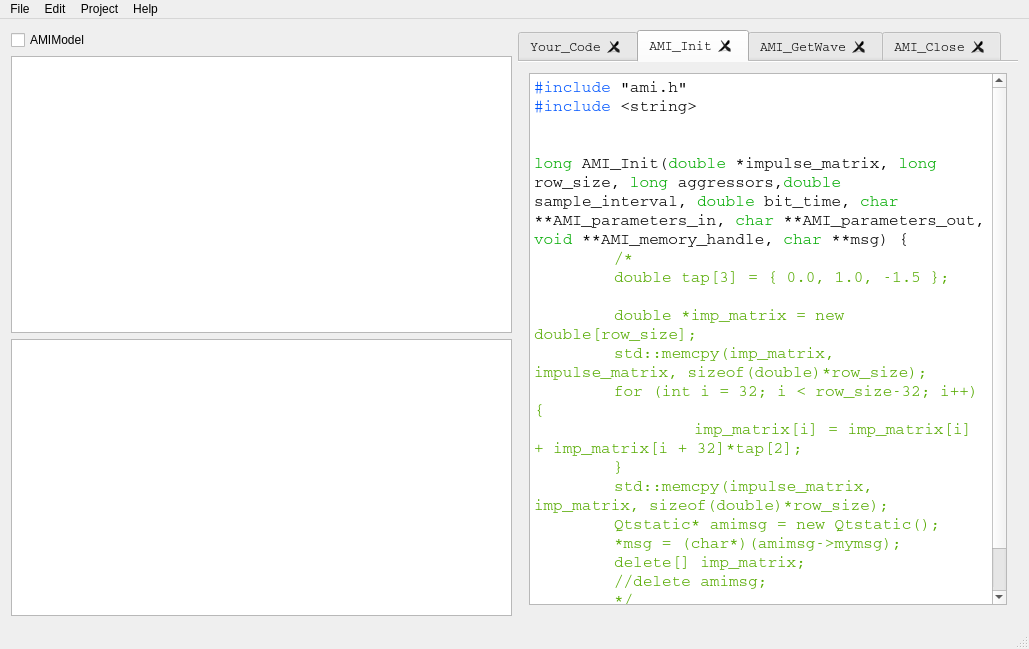
First picture: the form in mainwindow.ui, repository WXY163/ezAMI, before the edit.
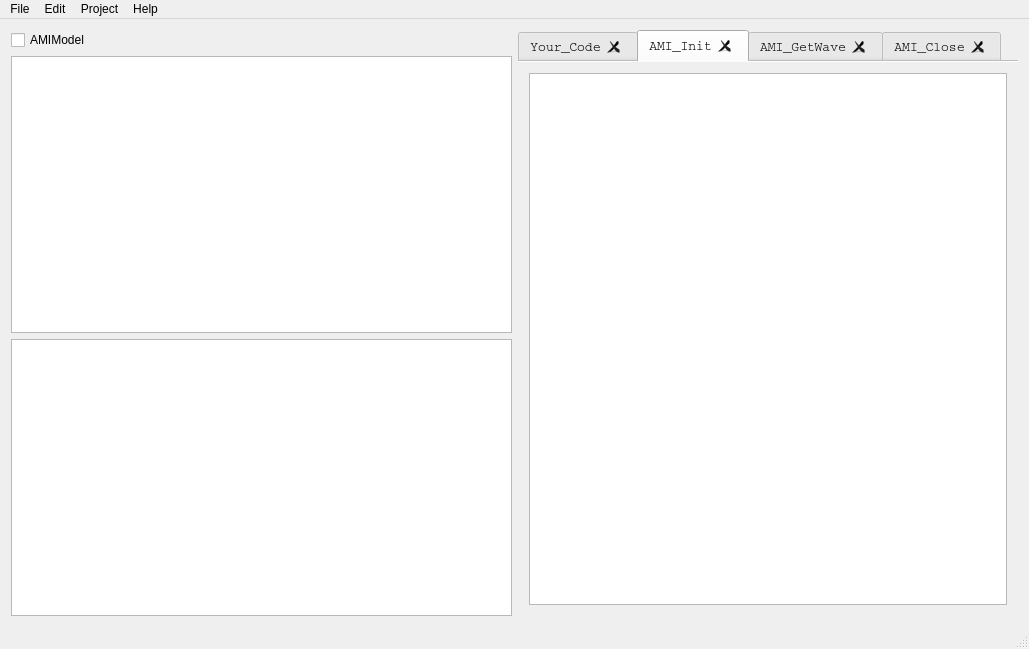
Second picture: the form after the edit. The open tabs and pages were chosen to show the change.

```diff
--- a/mainwindow.ui
+++ b/mainwindow.ui
@@ -95,27 +95,7 @@
 &lt;html&gt;&lt;head&gt;&lt;meta name=&quot;qrichtext&quot; content=&quot;1&quot; /&gt;&lt;style type=&quot;text/css&quot;&gt;
 p, li { white-space: pre-wrap; }
 &lt;/style&gt;&lt;/head&gt;&lt;body style=&quot; font-family:'Courier'; font-size:10pt; font-weight:400; font-style:normal;&quot;&gt;
-&lt;p style=&quot; margin-top:0px; margin-bottom:0px; margin-left:0px; margin-right:0px; -qt-block-indent:0; text-indent:0px;&quot;&gt;&lt;span style=&quot; font-family:'MS Shell Dlg 2'; font-size:12pt; color:#0055ff;&quot;&gt;#include&lt;/span&gt;&lt;span style=&quot; font-family:'MS Shell Dlg 2'; font-size:12pt;&quot;&gt; &amp;quot;ami.h&amp;quot;&lt;/span&gt;&lt;/p&gt;
-&lt;p style=&quot; margin-top:0px; margin-bottom:0px; margin-left:0px; margin-right:0px; -qt-block-indent:0; text-indent:0px;&quot;&gt;&lt;span style=&quot; font-family:'MS Shell Dlg 2'; font-size:12pt; color:#0055ff;&quot;&gt;#include&lt;/span&gt;&lt;span style=&quot; font-family:'MS Shell Dlg 2'; font-size:12pt;&quot;&gt; &amp;lt;string&amp;gt;&lt;/span&gt;&lt;/p&gt;
-&lt;p style=&quot;-qt-paragraph-type:empty; margin-top:0px; margin-bottom:0px; margin-left:0px; margin-right:0px; -qt-block-indent:0; text-indent:0px; font-family:'MS Shell Dlg 2'; font-size:12pt;&quot;&gt;&lt;br /&gt;&lt;/p&gt;
-&lt;p style=&quot;-qt-paragraph-type:empty; margin-top:0px; margin-bottom:0px; margin-left:0px; margin-right:0px; -qt-block-indent:0; text-indent:0px; font-family:'MS Shell Dlg 2'; font-size:12pt;&quot;&gt;&lt;br /&gt;&lt;/p&gt;
-&lt;p style=&quot; margin-top:0px; margin-bottom:0px; margin-left:0px; margin-right:0px; -qt-block-indent:0; text-indent:0px;&quot;&gt;&lt;span style=&quot; font-family:'MS Shell Dlg 2'; font-size:12pt; color:#00aa00;&quot;&gt;long&lt;/span&gt;&lt;span style=&quot; font-family:'MS Shell Dlg 2'; font-size:12pt;&quot;&gt; AMI_Init(&lt;/span&gt;&lt;span style=&quot; font-family:'MS Shell Dlg 2'; font-size:12pt; color:#00aa00;&quot;&gt;double&lt;/span&gt;&lt;span style=&quot; font-family:'MS Shell Dlg 2'; font-size:12pt;&quot;&gt; *impulse_matrix, &lt;/span&gt;&lt;span style=&quot; font-family:'MS Shell Dlg 2'; font-size:12pt; color:#00aa00;&quot;&gt;long&lt;/span&gt;&lt;span style=&quot; font-family:'MS Shell Dlg 2'; font-size:12pt;&quot;&gt; row_size, &lt;/span&gt;&lt;span style=&quot; font-family:'MS Shell Dlg 2'; font-size:12pt; color:#00aa00;&quot;&gt;long&lt;/span&gt;&lt;span style=&quot; font-family:'MS Shell Dlg 2'; font-size:12pt;&quot;&gt; aggressors,&lt;/span&gt;&lt;span style=&quot; font-family:'MS Shell Dlg 2'; font-size:12pt; color:#00aa00;&quot;&gt;double&lt;/span&gt;&lt;span style=&quot; font-family:'MS Shell Dlg 2'; font-size:12pt;&quot;&gt; sample_interval, &lt;/span&gt;&lt;span style=&quot; font-family:'MS Shell Dlg 2'; font-size:12pt; color:#00aa00;&quot;&gt;double&lt;/span&gt;&lt;span style=&quot; font-family:'MS Shell Dlg 2'; font-size:12pt;&quot;&gt; bit_time, &lt;/span&gt;&lt;span style=&quot; font-family:'MS Shell Dlg 2'; font-size:12pt; color:#00aa00;&quot;&gt;char&lt;/span&gt;&lt;span style=&quot; font-family:'MS Shell Dlg 2'; font-size:12pt;&quot;&gt; **AMI_parameters_in, &lt;/span&gt;&lt;span style=&quot; font-family:'MS Shell Dlg 2'; font-size:12pt; color:#00aa00;&quot;&gt;char&lt;/span&gt;&lt;span style=&quot; font-family:'MS Shell Dlg 2'; font-size:12pt;&quot;&gt; **AMI_parameters_out, &lt;/span&gt;&lt;span style=&quot; font-family:'MS Shell Dlg 2'; font-size:12pt; color:#00aa00;&quot;&gt;void&lt;/span&gt;&lt;span style=&quot; font-family:'MS Shell Dlg 2'; font-size:12pt;&quot;&gt; **AMI_memory_handle, &lt;/span&gt;&lt;span style=&quot; font-family:'MS Shell Dlg 2'; font-size:12pt; color:#00aa00;&quot;&gt;char&lt;/span&gt;&lt;span style=&quot; font-family:'MS Shell Dlg 2'; font-size:12pt;&quot;&gt; **msg) {&lt;/span&gt;&lt;/p&gt;
-&lt;p style=&quot; margin-top:0px; margin-bottom:0px; margin-left:0px; margin-right:0px; -qt-block-indent:0; text-indent:0px;&quot;&gt;&lt;span style=&quot; font-family:'MS Shell Dlg 2'; font-size:12pt;&quot;&gt;	&lt;/span&gt;&lt;span style=&quot; font-family:'MS Shell Dlg 2'; font-size:12pt; color:#55aa00;&quot;&gt;/*&lt;/span&gt;&lt;/p&gt;
-&lt;p style=&quot; margin-top:0px; margin-bottom:0px; margin-left:0px; margin-right:0px; -qt-block-indent:0; text-indent:0px;&quot;&gt;&lt;span style=&quot; font-family:'MS Shell Dlg 2'; font-size:12pt; color:#55aa00;&quot;&gt;	double tap[3] = { 0.0, 1.0, -1.5 };&lt;/span&gt;&lt;/p&gt;
-&lt;p style=&quot;-qt-paragraph-type:empty; margin-top:0px; margin-bottom:0px; margin-left:0px; margin-right:0px; -qt-block-indent:0; text-indent:0px; font-family:'MS Shell Dlg 2'; font-size:12pt; color:#55aa00;&quot;&gt;&lt;br /&gt;&lt;/p&gt;
-&lt;p style=&quot; margin-top:0px; margin-bottom:0px; margin-left:0px; margin-right:0px; -qt-block-indent:0; text-indent:0px;&quot;&gt;&lt;span style=&quot; font-family:'MS Shell Dlg 2'; font-size:12pt; color:#55aa00;&quot;&gt;	double *imp_matrix = new double[row_size];&lt;/span&gt;&lt;/p&gt;
-&lt;p style=&quot; margin-top:0px; margin-bottom:0px; margin-left:0px; margin-right:0px; -qt-block-indent:0; text-indent:0px;&quot;&gt;&lt;span style=&quot; font-family:'MS Shell Dlg 2'; font-size:12pt; color:#55aa00;&quot;&gt;	std::memcpy(imp_matrix, impulse_matrix, sizeof(double)*row_size);&lt;/span&gt;&lt;/p&gt;
-&lt;p style=&quot; margin-top:0px; margin-bottom:0px; margin-left:0px; margin-right:0px; -qt-block-indent:0; text-indent:0px;&quot;&gt;&lt;span style=&quot; font-family:'MS Shell Dlg 2'; font-size:12pt; color:#55aa00;&quot;&gt;	for (int i = 32; i &amp;lt; row_size-32; i++) {&lt;/span&gt;&lt;/p&gt;
-&lt;p style=&quot; margin-top:0px; margin-bottom:0px; margin-left:0px; margin-right:0px; -qt-block-indent:0; text-indent:0px;&quot;&gt;&lt;span style=&quot; font-family:'MS Shell Dlg 2'; font-size:12pt; color:#55aa00;&quot;&gt;		imp_matrix[i] = imp_matrix[i] + imp_matrix[i + 32]*tap[2];&lt;/span&gt;&lt;/p&gt;
-&lt;p style=&quot; margin-top:0px; margin-bottom:0px; margin-left:0px; margin-right:0px; -qt-block-indent:0; text-indent:0px;&quot;&gt;&lt;span style=&quot; font-family:'MS Shell Dlg 2'; font-size:12pt; color:#55aa00;&quot;&gt;	}&lt;/span&gt;&lt;/p&gt;
-&lt;p style=&quot; margin-top:0px; margin-bottom:0px; margin-left:0px; margin-right:0px; -qt-block-indent:0; text-indent:0px;&quot;&gt;&lt;span style=&quot; font-family:'MS Shell Dlg 2'; font-size:12pt; color:#55aa00;&quot;&gt;	std::memcpy(impulse_matrix, imp_matrix, sizeof(double)*row_size);&lt;/span&gt;&lt;/p&gt;
-&lt;p style=&quot; margin-top:0px; margin-bottom:0px; margin-left:0px; margin-right:0px; -qt-block-indent:0; text-indent:0px;&quot;&gt;&lt;span style=&quot; font-family:'MS Shell Dlg 2'; font-size:12pt; color:#55aa00;&quot;&gt;	Qtstatic* amimsg = new Qtstatic();&lt;/span&gt;&lt;/p&gt;
-&lt;p style=&quot; margin-top:0px; margin-bottom:0px; margin-left:0px; margin-right:0px; -qt-block-indent:0; text-indent:0px;&quot;&gt;&lt;span style=&quot; font-family:'MS Shell Dlg 2'; font-size:12pt; color:#55aa00;&quot;&gt;	*msg = (char*)(amimsg-&amp;gt;mymsg);&lt;/span&gt;&lt;/p&gt;
-&lt;p style=&quot; margin-top:0px; margin-bottom:0px; margin-left:0px; margin-right:0px; -qt-block-indent:0; text-indent:0px;&quot;&gt;&lt;span style=&quot; font-family:'MS Shell Dlg 2'; font-size:12pt; color:#55aa00;&quot;&gt;	delete[] imp_matrix;&lt;/span&gt;&lt;/p&gt;
-&lt;p style=&quot; margin-top:0px; margin-bottom:0px; margin-left:0px; margin-right:0px; -qt-block-indent:0; text-indent:0px;&quot;&gt;&lt;span style=&quot; font-family:'MS Shell Dlg 2'; font-size:12pt; color:#55aa00;&quot;&gt;	//delete amimsg;&lt;/span&gt;&lt;/p&gt;
-&lt;p style=&quot; margin-top:0px; margin-bottom:0px; margin-left:0px; margin-right:0px; -qt-block-indent:0; text-indent:0px;&quot;&gt;&lt;span style=&quot; font-family:'MS Shell Dlg 2'; font-size:12pt; color:#55aa00;&quot;&gt;	*/&lt;/span&gt;&lt;/p&gt;
-&lt;p style=&quot; margin-top:0px; margin-bottom:0px; margin-left:0px; margin-right:0px; -qt-block-indent:0; text-indent:0px;&quot;&gt;&lt;span style=&quot; font-family:'MS Shell Dlg 2'; font-size:12pt;&quot;&gt;	&lt;/span&gt;&lt;span style=&quot; font-family:'MS Shell Dlg 2'; font-size:12pt; color:#0055ff;&quot;&gt;return&lt;/span&gt;&lt;span style=&quot; font-family:'MS Shell Dlg 2'; font-size:12pt;&quot;&gt; 1;&lt;/span&gt;&lt;/p&gt;
-&lt;p style=&quot; margin-top:0px; margin-bottom:0px; margin-left:0px; margin-right:0px; -qt-block-indent:0; text-indent:0px;&quot;&gt;&lt;span style=&quot; font-family:'MS Shell Dlg 2'; font-size:12pt;&quot;&gt;}&lt;/span&gt;&lt;/p&gt;&lt;/body&gt;&lt;/html&gt;</string>
+&lt;p style=&quot;-qt-paragraph-type:empty; margin-top:0px; margin-bottom:0px; margin-left:0px; margin-right:0px; -qt-block-indent:0; text-indent:0px;&quot;&gt;&lt;br /&gt;&lt;/p&gt;&lt;/body&gt;&lt;/html&gt;</string>
               </property>
              </widget>
             </item>
```
Left out of the diff: 22 changed lines with no effect on the pictures.
